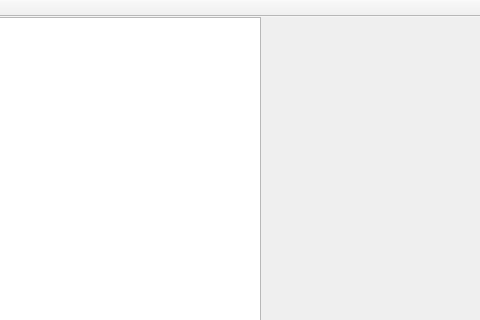
Before: the Qt Designer form mainwindow.ui in Banadora/tails, drawn with Qt 5; both pictures show x 123 to 603 and y 0 to 320 of the 603 by 531 pixel window.
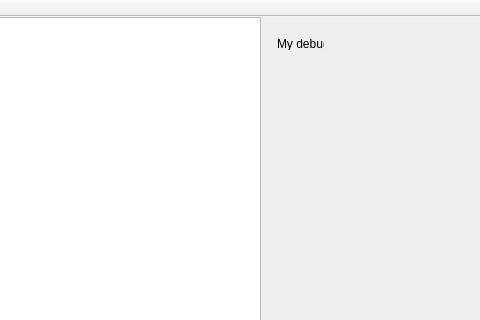
After: the same form once the commit is applied.

Commit message: Added mapLayout class

```diff
--- a/mainwindow.ui
+++ b/mainwindow.ui
@@ -30,6 +30,19 @@
      </sizepolicy>
     </property>
    </widget>
+   <widget class="QLabel" name="debugz">
+    <property name="geometry">
+     <rect>
+      <x>400</x>
+      <y>20</y>
+      <width>47</width>
+      <height>13</height>
+     </rect>
+    </property>
+    <property name="text">
+     <string>My debugz</string>
+    </property>
+   </widget>
   </widget>
   <widget class="QMenuBar" name="menuBar">
    <property name="geometry">
```
The commit also changes 9 other files.
